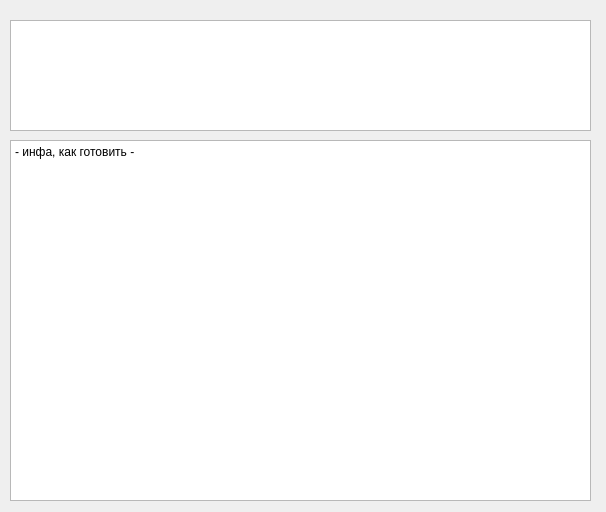
Before: the Qt Designer form courseWork/recipe.ui in mellonii/maltite, drawn with Qt 5.
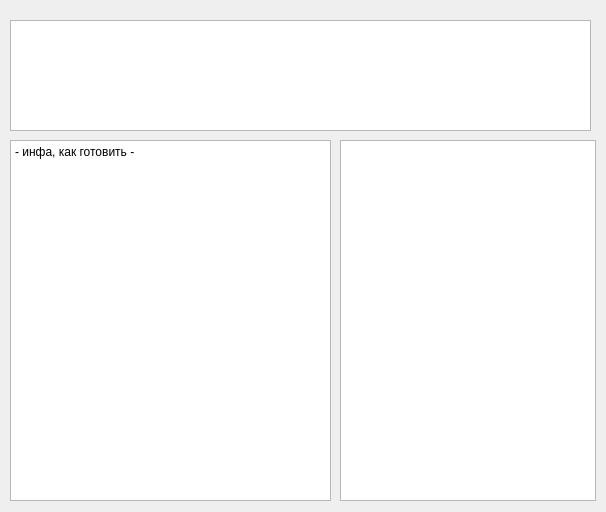
After: the same form once the commit is applied.

```diff
--- a/courseWork/recipe.ui
+++ b/courseWork/recipe.ui
@@ -18,7 +18,7 @@
     <rect>
      <x>10</x>
      <y>140</y>
-     <width>581</width>
+     <width>321</width>
      <height>361</height>
     </rect>
    </property>
@@ -41,6 +41,16 @@
     </rect>
    </property>
   </widget>
+  <widget class="QTextBrowser" name="textBrowser">
+   <property name="geometry">
+    <rect>
+     <x>340</x>
+     <y>140</y>
+     <width>256</width>
+     <height>361</height>
+    </rect>
+   </property>
+  </widget>
  </widget>
  <resources/>
  <connections/>
```
